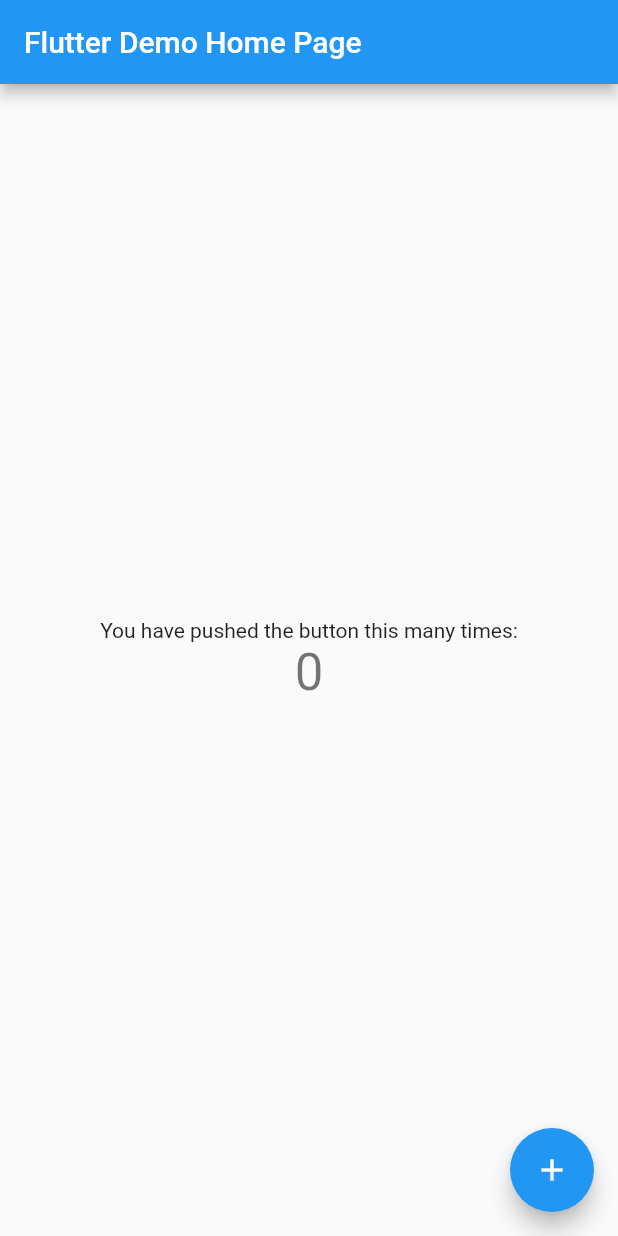
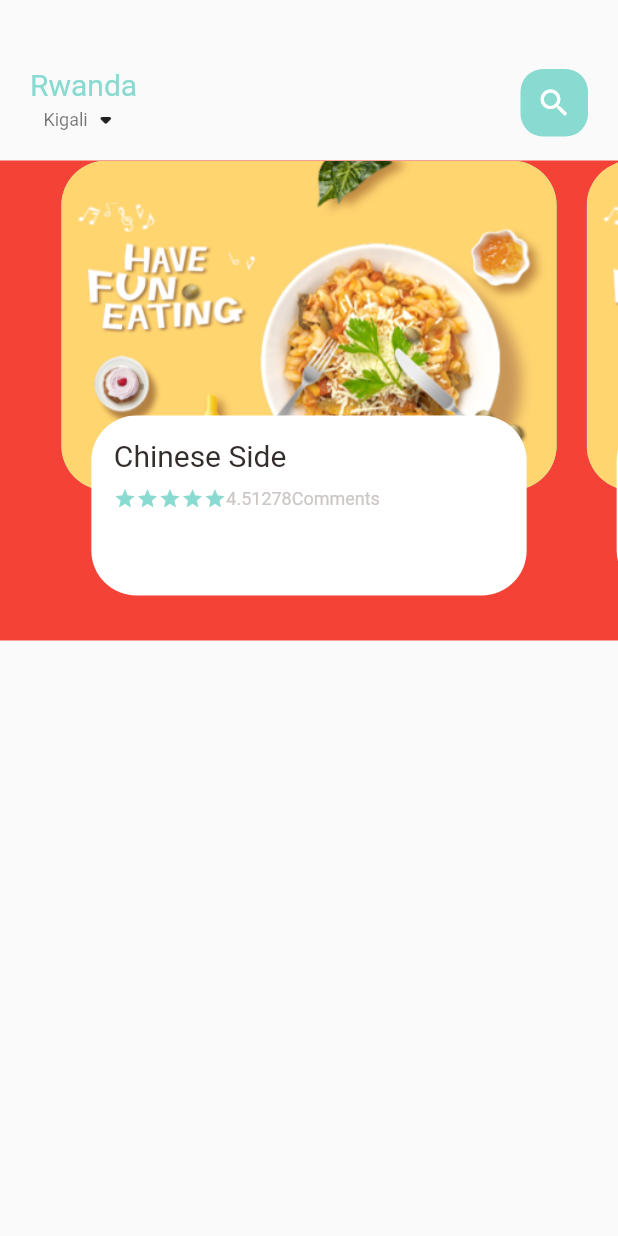
Before and after one commit to Mutesa-Cedric/flutter-e-commerce, a Flutter app: the screen it shows after launch, on a phone screen of 412 x 824 dp. Run offline on Flutter 3.47's test engine with Material 2 defaults, Android fonts, the phone set to English and light mode, and no system bars.

Commit message:
feat : stacking cards

```diff
--- /dev/null
+++ b/lib/home/food_page_body.dart
@@ -0,0 +1,89 @@
+import 'package:flutter/material.dart';
+import 'package:food_delivery/utils/colors.dart';
+import 'package:food_delivery/widgets/big_text.dart';
+import 'package:food_delivery/widgets/small_text.dart';
+
+class FoodPageBody extends StatefulWidget {
+  const FoodPageBody({Key? key}) : super(key: key);
+
+  @override
+  State<FoodPageBody> createState() => _FoodPageBodyState();
+}
+
+class _FoodPageBodyState extends State<FoodPageBody> {
+  PageController pageController = PageController(viewportFraction: 0.85);
+  @override
+  Widget build(BuildContext context) {
+    return Container(
+      color: Colors.red,
+      height: 320,
+      child: PageView.builder(
+          controller: pageController,
+          itemCount: 5,
+          itemBuilder: (context, position) {
+            return _buildPageItem(position);
+          }),
+    );
+  }
+
+  //page item
+  Widget _buildPageItem(int index) {
+    return Stack(children: [
+      Container(
+        height: 220,
+        margin: const EdgeInsets.only(left: 10, right: 10),
+        decoration: BoxDecoration(
+          borderRadius: BorderRadius.circular(30),
+          color:
+              index.isEven ? const Color(0xFF69c5df) : const Color(0xFF9294cc),
+          image: const DecorationImage(
+            fit: BoxFit.cover,
+            image: AssetImage('assets/image/food0.png'),
+          ),
+        ),
+      ),
+      Align(
+        alignment: Alignment.bottomCenter,
+        child: Container(
+          height: 120,
+          margin: const EdgeInsets.only(left: 30, right: 30, bottom: 30),
+          decoration: BoxDecoration(
+            borderRadius: BorderRadius.circular(30),
+            color: Colors.white,
+          ),
+          child: Container(
+            padding: const EdgeInsets.only(top: 15, left: 15, right: 15),
+            child: Column(
+              crossAxisAlignment: CrossAxisAlignment.start,
+              children: [
+                BigText(text: "Chinese Side"),
+                SizedBox(height: 10),
+                Row(
+                  children: [
+                    Wrap(
+                      children: List.generate(
+                          5,
+                          (index) => Icon(
+                                Icons.star,
+                                size: 15,
+                                color: AppColors.mainColor,
+                              )),
+                    ),
+                    SizedBox(height: 10),
+                    SmallText(text: "4.5"),
+                    SizedBox(height: 10),
+                    SmallText(text: "1278"),
+                    SizedBox(height: 10),
+                    SmallText(text: "Comments"),
+                  ],
+                ),
+                SizedBox(height: 20,),
+                Row(),
+              ],
+            ),
+          ),
+        ),
+      ),
+    ]);
+  }
+}
--- /dev/null
+++ b/lib/home/main_food_page.dart
@@ -0,0 +1,59 @@
+import 'package:flutter/material.dart';
+import 'package:food_delivery/home/food_page_body.dart';
+import 'package:food_delivery/utils/colors.dart';
+import 'package:food_delivery/widgets/big_text.dart';
+import 'package:food_delivery/widgets/small_text.dart';
+
+class MainFoodPage extends StatefulWidget {
+  const MainFoodPage({Key? key}) : super(key: key);
+
+  @override
+  State<MainFoodPage> createState() => _MainFoodPageState();
+}
+
+class _MainFoodPageState extends State<MainFoodPage> {
+  @override
+  Widget build(BuildContext context) {
+    return Scaffold(
+      body:  Column(
+        children: [
+          //top bar
+          Container(
+            child: Container(
+              margin: EdgeInsets.only(top:45, bottom: 15),
+              padding: EdgeInsets.only(left: 20,right: 20),
+              child: Row(
+                mainAxisAlignment: MainAxisAlignment.spaceBetween,
+                children: [
+                 Column(
+                    children:[
+                    BigText(text: 'Rwanda',color: AppColors.mainColor,),
+                    Row(
+                      children: [
+                        SmallText(text:"Kigali",color: Colors.black54,),
+                        Icon(Icons.arrow_drop_down_rounded),
+                      ],
+                    ),
+                    ],
+                  ),
+                  Center(
+                    child: Container(
+                      width:45,
+                      height: 45,
+                      child: const Icon(Icons.search,color: Colors.white,),
+                      decoration: BoxDecoration(
+                          borderRadius: BorderRadius.circular(15),
+                          color: AppColors.mainColor
+                      ),
+                    ),
+                  ),
+                ],
+              ),
+            ),
+          ),
+          FoodPageBody(),
+        ],
+      ),
+    );
+  }
+}
--- a/lib/main.dart
+++ b/lib/main.dart
@@ -1,4 +1,5 @@
 import 'package:flutter/material.dart';
+import 'package:food_delivery/home/main_food_page.dart';
 
 void main() {
   runApp(const MyApp());
@@ -11,65 +12,12 @@ class MyApp extends StatelessWidget {
   @override
   Widget build(BuildContext context) {
     return MaterialApp(
-      title: 'Flutter Demo',
+      debugShowCheckedModeBanner: false,
+      title: 'Food Delivery e-commerce',
       theme: ThemeData(
         primarySwatch: Colors.blue,
       ),
-      home: const MyHomePage(title: 'Flutter Demo Home Page'),
+      home: MainFoodPage(),
     );
   }
 }
-
-class MyHomePage extends StatefulWidget {
-  const MyHomePage({Key? key, required this.title}) : super(key: key);
-
-  final String title;
-
-  @override
-  State<MyHomePage> createState() => _MyHomePageState();
-}
-
-class _MyHomePageState extends State<MyHomePage> {
-  int _counter = 0;
-
-  void _incrementCounter() {
-    setState(() {
-
-      _counter++;
-    });
-  }
-
-  @override
-  Widget build(BuildContext context) {
-
-    return Scaffold(
-      appBar: AppBar(
-        // Here we take the value from the MyHomePage object that was created by
-        // the App.build method, and use it to set our appbar title.
-        title: Text(widget.title),
-      ),
-      body: Center(
-        // Center is a layout widget. It takes a single child and positions it
-        // in the middle of the parent.
-        child: Column(
-
-          mainAxisAlignment: MainAxisAlignment.center,
-          children: <Widget>[
-            const Text(
-              'You have pushed the button this many times:',
-            ),
-            Text(
-              '$_counter',
-              style: Theme.of(context).textTheme.headline4,
-            ),
-          ],
-        ),
-      ),
-      floatingActionButton: FloatingActionButton(
-        onPressed: _incrementCounter,
-        tooltip: 'Increment',
-        child: const Icon(Icons.add),
-      ), // This trailing comma makes auto-formatting nicer for build methods.
-    );
-  }
-}
--- /dev/null
+++ b/lib/widgets/big_text.dart
@@ -0,0 +1,30 @@
+import 'package:flutter/material.dart';
+
+class BigText extends StatelessWidget {
+  final Color? color;
+  final String text;
+  double size;
+  TextOverflow overFlow;
+  BigText({
+    Key? key,
+    this.color=const Color(0xFF332d2b),
+    required this.text,
+    this.overFlow=TextOverflow.ellipsis,
+    this.size=20,
+  }) : super(key: key);
+
+  @override
+  Widget build(BuildContext context) {
+    return Text(
+      text,
+      overflow: overFlow,
+      maxLines: 1,
+      style: TextStyle(
+        fontFamily: 'Roboto',
+        color:color,
+        fontSize: size,
+        fontWeight:FontWeight.w400,
+      ),
+    );
+  }
+}
--- /dev/null
+++ b/lib/widgets/icon_and_text.dart
@@ -0,0 +1,27 @@
+import 'package:flutter/material.dart';
+import 'package:food_delivery/widgets/small_text.dart';
+
+class IconAndText extends StatelessWidget {
+  final IconData icon;
+  final String text;
+  final Color textColor;
+  final Color iconColor;
+  const IconAndText({
+    Key? key,
+    required this.icon,
+    required this.text,
+    required this.textColor,
+    required this.iconColor,
+  }) : super(key: key);
+
+  @override
+  Widget build(BuildContext context) {
+    return Row(
+      children: [
+        Icon(icon,color:iconColor),
+        const SizedBox(width:5),
+        SmallText(text:text,color:textColor),
+      ],
+    );
+  }
+}
--- /dev/null
+++ b/lib/widgets/small_text.dart
@@ -0,0 +1,28 @@
+import 'package:flutter/material.dart';
+
+class SmallText extends StatelessWidget {
+  final Color? color;
+  final String text;
+  double height;
+  double size;
+  SmallText({
+    Key? key,
+    this.color=const Color(0xFFccc7c5),
+    required this.text,
+    this.size=12,
+    this.height=1.2,
+  }) : super(key: key);
+
+  @override
+  Widget build(BuildContext context) {
+    return Text(
+      text,
+      style: TextStyle(
+        fontFamily: 'Roboto',
+        color:color,
+        fontSize: size,
+        height: height,
+      ),
+    );
+  }
+}
```
